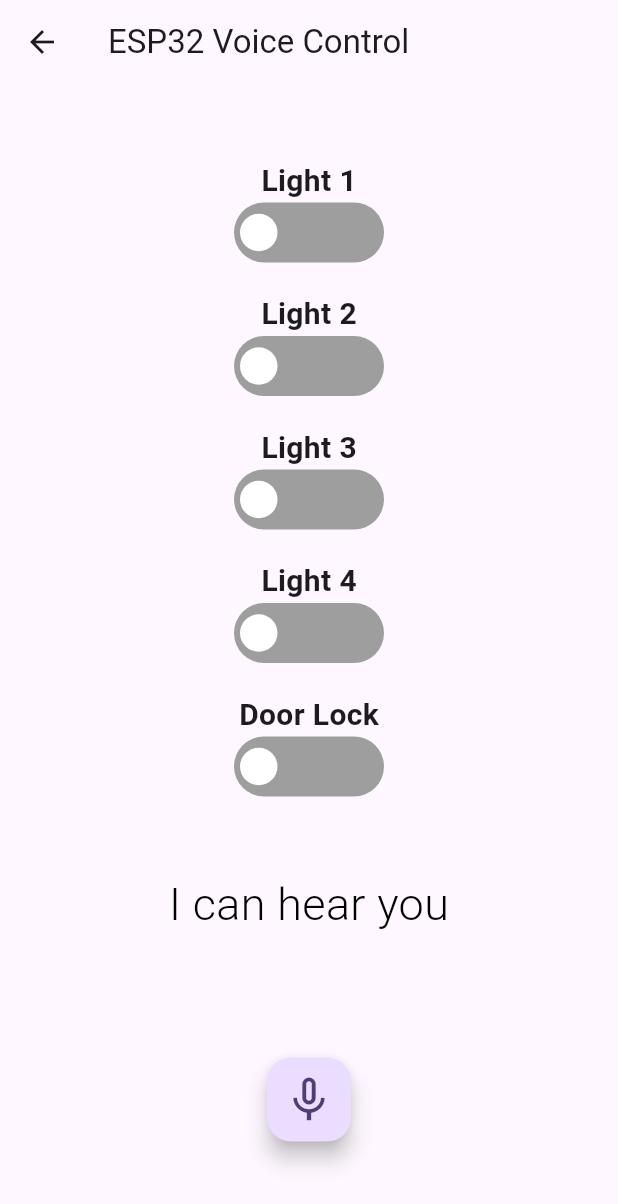
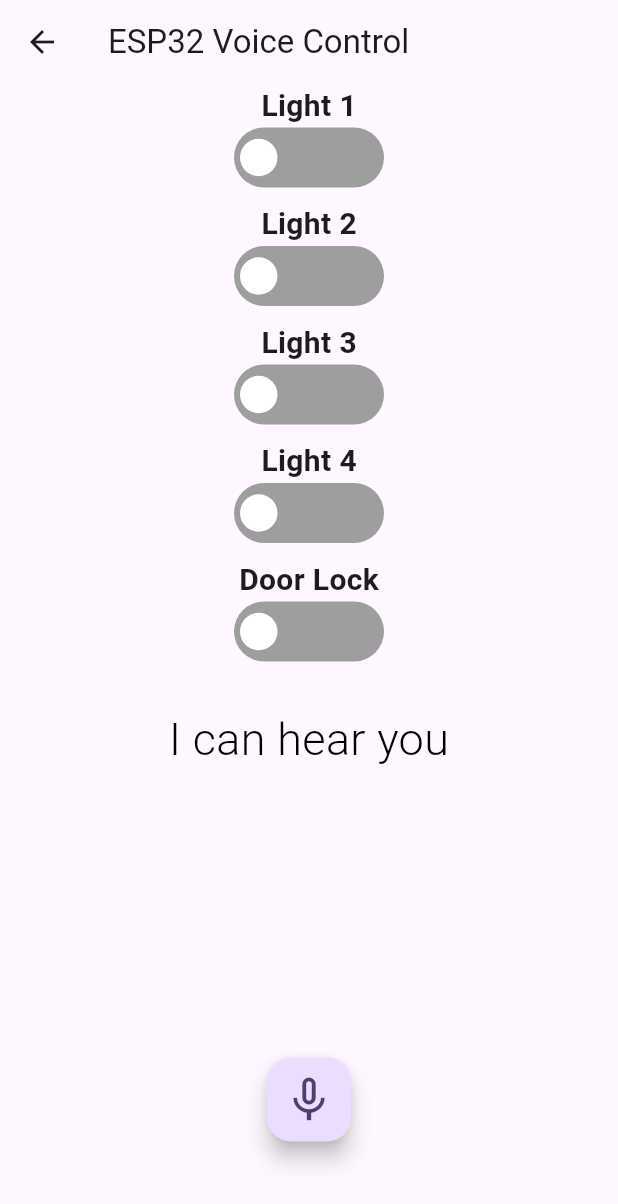
Before and after one commit to KalpaniAthukorala/flutter_iot, a Flutter app: the VoiceControl screen opened directly, on a phone screen of 412 x 824 dp. Shown: the top 1204 px of the screen. Run offline on Flutter 3.47's test engine with Material 3 defaults, Android fonts, the phone set to English and light mode, and no system bars; drawn by our look-alikes of avatar_glow, flutter_switch, substring_highlight; our stand-ins replace speech_to_text.

Commit message:
door lock

```diff
--- a/lib/voiceControl.dart
+++ b/lib/voiceControl.dart
@@ -60,8 +60,10 @@ class _VoiceControlState extends State<VoiceControl> {
       if (!doorLockOn) {
         doorLockOn = true;
         _sendCommand('19', doorLockOn ? 'low' : 'high');
-        Future.delayed(const Duration(seconds: 2), () {
+        print("command ex1");
+        Future.delayed(const Duration(seconds: 5), () {
           _sendCommand('19', 'low');
+          print("command ex2");
         });
       }
 
@@ -70,7 +72,7 @@ class _VoiceControlState extends State<VoiceControl> {
       if (doorLockOn) {
          doorLockOn = false;
         _sendCommand('18', doorLockOn ? 'high' : 'low');
-        Future.delayed(const Duration(seconds: 2), () {
+        Future.delayed(const Duration(seconds: 5), () {
           _sendCommand('18', 'low');
         });
       }
@@ -157,7 +159,8 @@ class _VoiceControlState extends State<VoiceControl> {
       appBar: AppBar(
         title: const Text('ESP32 Voice Control'),
       ),
-      body: Center(
+      body: SingleChildScrollView(
+        child: Center(
           child: Column(
             mainAxisAlignment: MainAxisAlignment.center,
             children: [
@@ -183,7 +186,7 @@ class _VoiceControlState extends State<VoiceControl> {
                       height: 40.0,
                     ),
                   ),
-                SizedBox(height: 20.0),
+                  SizedBox(height: 10.0),
                   const Text(
                     "Light 2",
                     style: TextStyle(fontSize: 20.0, fontWeight: FontWeight.bold),
@@ -204,7 +207,7 @@ class _VoiceControlState extends State<VoiceControl> {
                       height: 40.0,
                     ),
                   ),
-                SizedBox(height: 20.0),
+                  SizedBox(height: 10.0),
                   const Text(
                     "Light 3",
                     style: TextStyle(fontSize: 20.0, fontWeight: FontWeight.bold),
@@ -225,7 +228,7 @@ class _VoiceControlState extends State<VoiceControl> {
                       height: 40.0,
                     ),
                   ),
-                SizedBox(height: 20.0),
+                  SizedBox(height: 10.0),
                                   const Text(
                     "Light 4",
                     style: TextStyle(fontSize: 20.0, fontWeight: FontWeight.bold),
@@ -246,7 +249,7 @@ class _VoiceControlState extends State<VoiceControl> {
                       height: 40.0,
                     ),
                   ),
-                SizedBox(height: 20.0),
+                  SizedBox(height: 10.0),
                   const Text(
                     "Door Lock",
                     style: TextStyle(fontSize: 20.0, fontWeight: FontWeight.bold),
@@ -267,7 +270,6 @@ class _VoiceControlState extends State<VoiceControl> {
                       height: 40.0,
                     ),
                   ),
-                SizedBox(height: 20.0),
                 ],
               ),
               //.............
@@ -292,6 +294,7 @@ class _VoiceControlState extends State<VoiceControl> {
             ],
           ),
         ),
+      ),
       floatingActionButtonLocation: FloatingActionButtonLocation.centerFloat,
       floatingActionButton: AvatarGlow(
         animate: isListening,
```
Lines whose indentation alone changed are shown as unchanged.
